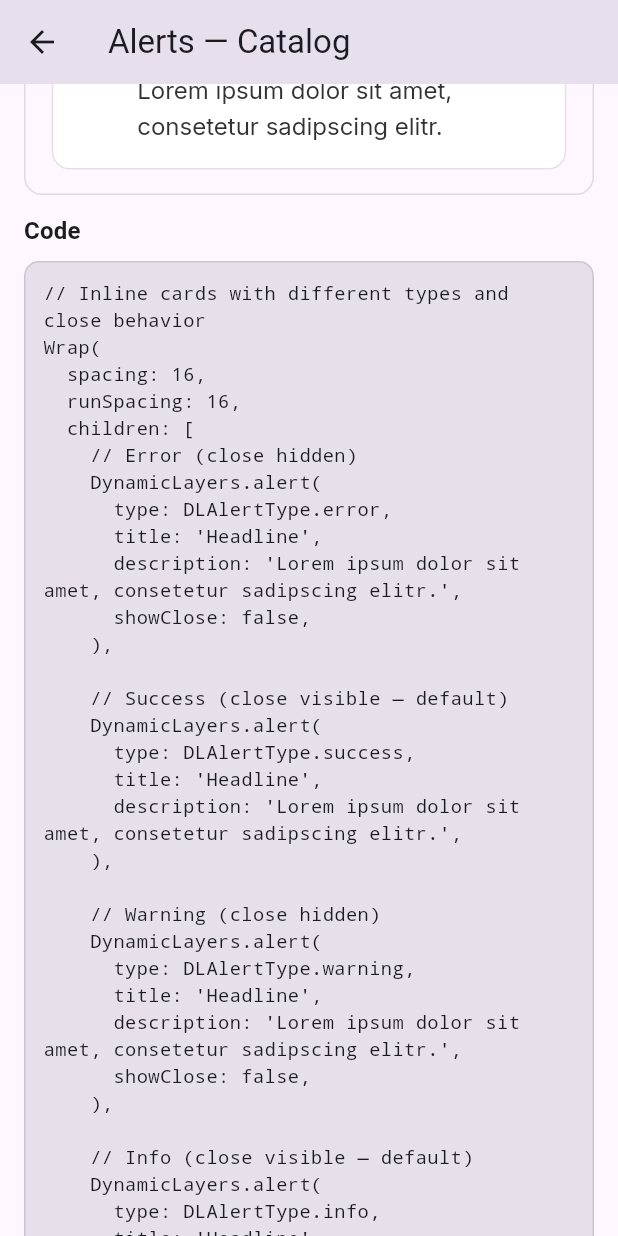
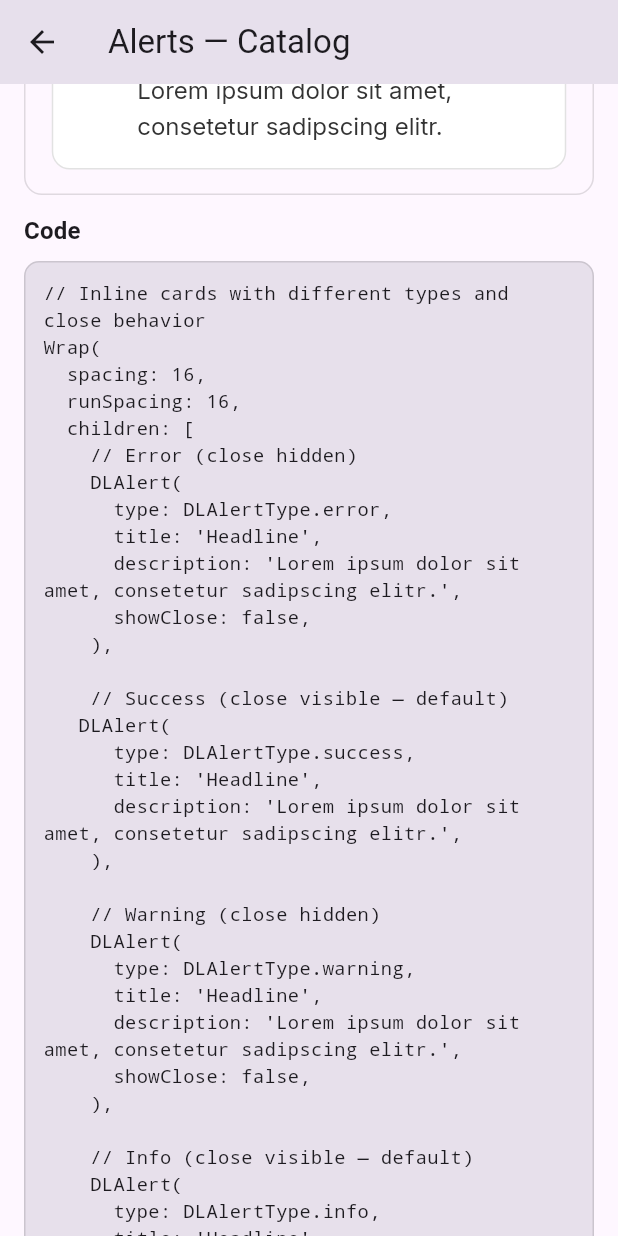
Before and after one commit to dynamiclayer/dynamiclayer-flutter, a Flutter app: the DemoAlertPage screen opened directly, scrolled down 576 dp, on a phone screen of 412 x 824 dp. Run offline on Flutter 3.47's test engine with Material 3 defaults, Android fonts, the light colour scheme and no system bars; our stand-ins replace flutter_svg, google_fonts.

Commit message:
code updated

```diff
--- a/lib/demo/DemoAccordionPage.dart
+++ b/lib/demo/DemoAccordionPage.dart
@@ -63,12 +63,6 @@ class _AccordionDefault extends StatelessWidget {
           trigger: 'Accordion',
           content: DemoAccordionPage._lorem,
           showSeparator: true,
-          showTopBorder: false,
-          // borders & layout as per your spec
-          borderColor: DLColors.grey200,
-          borderThickness: 1.0,
-          headerPadding: const EdgeInsets.symmetric(vertical: 14),
-          contentPadding: const EdgeInsets.fromLTRB(0, 0, 0, 12),
         ),
       ),
     );
--- a/lib/demo/DemoAlertPage.dart
+++ b/lib/demo/DemoAlertPage.dart
@@ -53,7 +53,7 @@ class _AlertErrorNoClose extends StatelessWidget {
 
   @override
   Widget build(BuildContext context) {
-    return DynamicLayers.alert(
+    return DLAlert(
       type: DLAlertType.error,
       title: 'Headline',
       description: DemoAlertPage._lorem,
@@ -67,7 +67,7 @@ class _AlertSuccess extends StatelessWidget {
 
   @override
   Widget build(BuildContext context) {
-    return DynamicLayers.alert(
+    return DLAlert(
       type: DLAlertType.success,
       title: 'Headline',
       description: DemoAlertPage._lorem,
@@ -81,7 +81,7 @@ class _AlertWarningNoClose extends StatelessWidget {
 
   @override
   Widget build(BuildContext context) {
-    return DynamicLayers.alert(
+    return DLAlert(
       type: DLAlertType.warning,
       title: 'Headline',
       description: DemoAlertPage._lorem,
@@ -95,7 +95,7 @@ class _AlertInfo extends StatelessWidget {
 
   @override
   Widget build(BuildContext context) {
-    return DynamicLayers.alert(
+    return DLAlert(
       type: DLAlertType.info,
       title: 'Headline',
       description: DemoAlertPage._lorem,
@@ -204,7 +204,7 @@ Wrap(
   runSpacing: 16,
   children: [
     // Error (close hidden)
-    DynamicLayers.alert(
+    DLAlert(
       type: DLAlertType.error,
       title: 'Headline',
       description: 'Lorem ipsum dolor sit amet, consetetur sadipscing elitr.',
@@ -212,14 +212,14 @@ Wrap(
     ),
 
     // Success (close visible — default)
-    DynamicLayers.alert(
+   DLAlert(
       type: DLAlertType.success,
       title: 'Headline',
       description: 'Lorem ipsum dolor sit amet, consetetur sadipscing elitr.',
     ),
 
     // Warning (close hidden)
-    DynamicLayers.alert(
+    DLAlert(
       type: DLAlertType.warning,
       title: 'Headline',
       description: 'Lorem ipsum dolor sit amet, consetetur sadipscing elitr.',
@@ -227,7 +227,7 @@ Wrap(
     ),
 
     // Info (close visible — default)
-    DynamicLayers.alert(
+    DLAlert(
       type: DLAlertType.info,
       title: 'Headline',
       description: 'Lorem ipsum dolor sit amet, consetetur sadipscing elitr.',
--- a/lib/demo/DemoAvatarPage.dart
+++ b/lib/demo/DemoAvatarPage.dart
@@ -77,7 +77,7 @@ class _AvatarGrid extends StatelessWidget {
         // Type: icon
         tile(
           'icon · $sizeLabel',
-          DynamicLayers.avatar(
+          DLAvatar(
             type: DLAvatarType.icon,
             size: size,
             presence: presence,
@@ -88,7 +88,7 @@ class _AvatarGrid extends StatelessWidget {
         // Type: initials
         tile(
           'initials · $sizeLabel',
-          DynamicLayers.avatar(
+          DLAvatar(
             type: DLAvatarType.initials,
             size: size,
             presence: presence,
@@ -100,7 +100,7 @@ class _AvatarGrid extends StatelessWidget {
         // Type: image (with subtle lavender ring to match mock)
         tile(
           'image · $sizeLabel',
-          DynamicLayers.avatar(
+          DLAvatar(
             type: DLAvatarType.image,
             size: size,
             presence: presence,
--- a/lib/src/components/accordion/dl_accordion.dart
+++ b/lib/src/components/accordion/dl_accordion.dart
@@ -20,11 +20,11 @@ class DLAccordion extends StatefulWidget {
     // Layout
     this.width,
     // header: horizontal padding from here, vertical via [headerVerticalPadding]
-    this.headerPadding = const EdgeInsets.symmetric(horizontal: DLSpacing.p0),
+    this.headerPadding = const EdgeInsets.symmetric(horizontal: 14),
     this.headerVerticalPadding = DLSpacing.p12,
     this.contentPadding = const EdgeInsets.fromLTRB(
       DLSpacing.p0,
-      DLSpacing.p12,
+      DLSpacing.p0,
       DLSpacing.p0,
       DLSpacing.p12,
     ),
@@ -220,6 +220,7 @@ class _DLAccordionState extends State<DLAccordion> {
                 key: const ValueKey('expanded'),
                 widget.content,
                 style: _contentTextStyle,
+                textAlign: TextAlign.left,
                 softWrap: true,
               ),
             )
```
Also changed, not shown: lib/src/components/bottom_sheet/dl_bottom_sheet.dart (+10 -10 lines).
